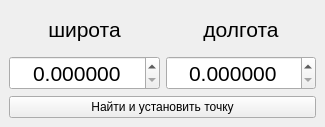
First picture: the form in core/GeoPointFinder.ui, repository ValeryStk/satellite_comparator, before the edit.
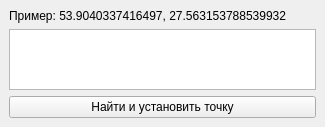
Second picture: the form after the edit.

The edit to the form file:
```diff
--- a/core/GeoPointFinder.ui
+++ b/core/GeoPointFinder.ui
@@ -37,75 +37,17 @@
      <layout class="QVBoxLayout" name="verticalLayout_3">
       <item>
        <layout class="QHBoxLayout" name="horizontalLayout">
-        <item>
-         <layout class="QVBoxLayout" name="verticalLayout">
-          <item>
-           <widget class="QLabel" name="label">
-            <property name="font">
-             <font>
-              <family>Segoe UI</family>
-              <pointsize>16</pointsize>
-             </font>
-            </property>
-            <property name="text">
-             <string>широта</string>
-            </property>
-            <property name="alignment">
-             <set>Qt::AlignCenter</set>
-            </property>
-           </widget>
-          </item>
-          <item>
-           <widget class="QDoubleSpinBox" name="doubleSpinBox_latitude">
-            <property name="font">
-             <font>
-              <family>Segoe UI</family>
-              <pointsize>16</pointsize>
-             </font>
-            </property>
-            <property name="alignment">
-             <set>Qt::AlignCenter</set>
-            </property>
-            <property name="decimals">
-             <number>6</number>
-            </property>
-           </widget>
-          </item>
-         </layout>
-        </item>
         <item>
          <layout class="QVBoxLayout" name="verticalLayout_2">
           <item>
-           <widget class="QLabel" name="label_2">
-            <property name="font">
-             <font>
-              <family>Segoe UI</family>
-              <pointsize>16</pointsize>
-             </font>
-            </property>
+           <widget class="QLabel" name="label">
             <property name="text">
-             <string>долгота</string>
-            </property>
-            <property name="alignment">
-             <set>Qt::AlignCenter</set>
+             <string>Пример: 53.9040337416497, 27.563153788539932</string>
             </property>
            </widget>
           </item>
           <item>
-           <widget class="QDoubleSpinBox" name="doubleSpinBox_longitude">
-            <property name="font">
-             <font>
-              <family>Segoe UI</family>
-              <pointsize>16</pointsize>
-             </font>
-            </property>
-            <property name="alignment">
-             <set>Qt::AlignCenter</set>
-            </property>
-            <property name="decimals">
-             <number>6</number>
-            </property>
-           </widget>
+           <widget class="QTextEdit" name="textEdit_cordinates"/>
           </item>
          </layout>
         </item>
```
